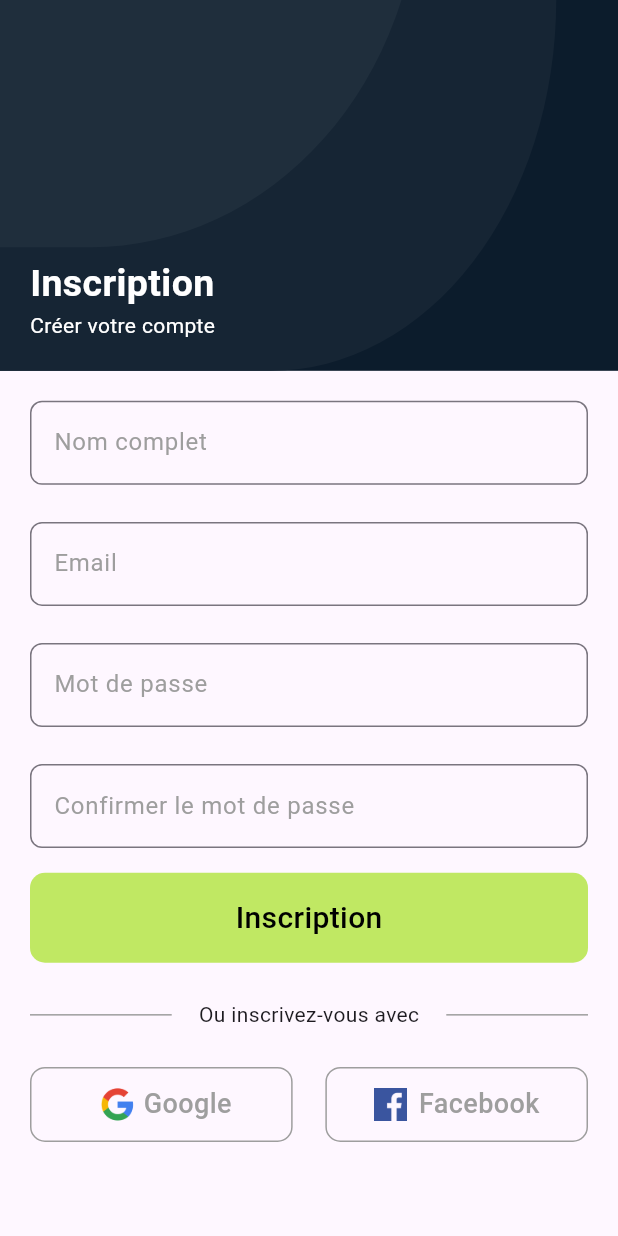
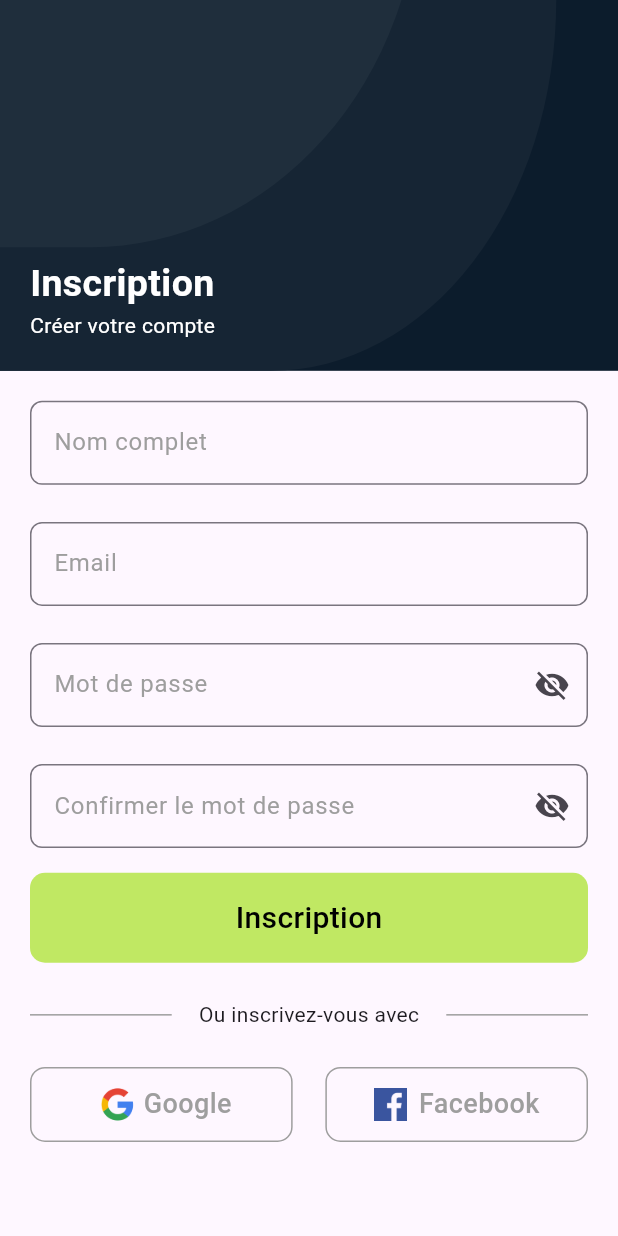
Before and after one commit to geekdjenika/maxlearn, a Flutter app: the screen it shows after launch, after a tap on "Inscription", on a phone screen of 412 x 824 dp. Run offline on Flutter 3.47's test engine with Material 2 defaults, Android fonts, the phone set to English and light mode, and no system bars.

Commit message:
Toggle password and overflowed error fix

```diff
--- a/lib/screens/login.dart
+++ b/lib/screens/login.dart
@@ -9,6 +9,7 @@ class Login extends StatefulWidget {
 }
 
 class _LoginState extends State<Login> {
+  bool showPassword = false;
   @override
   Widget build(BuildContext context) {
     return Padding(
@@ -54,18 +55,18 @@ class _LoginState extends State<Login> {
           SizedBox(
             height: MediaQuery.of(context).size.height * 0.03,
           ),
-          const TextField(
+          TextField(
             decoration: InputDecoration(
-              label: Text(
+              label: const Text(
                 "Mot de passe",
                 style: TextStyle(
                   color: Colors.grey,
                 ),
               ),
-              floatingLabelStyle: TextStyle(
+              floatingLabelStyle: const TextStyle(
                 color: Colors.grey,
               ),
-              border: OutlineInputBorder(
+              border: const OutlineInputBorder(
                 borderSide: BorderSide(
                   color: Colors.grey,
                 ),
@@ -75,7 +76,7 @@ class _LoginState extends State<Login> {
                   ),
                 ),
               ),
-              focusedBorder: OutlineInputBorder(
+              focusedBorder: const OutlineInputBorder(
                 borderSide: BorderSide(
                   color: Colors.grey,
                 ),
@@ -87,8 +88,18 @@ class _LoginState extends State<Login> {
               ),
               hintText: "unique1234",
               focusColor: Colors.grey,
+              suffixIcon: InkWell(
+                onTap: () {
+                  setState(() {
+                    showPassword = !showPassword;
+                  });
+                },
+                child: Icon(
+                  showPassword ? Icons.visibility : Icons.visibility_off,
+                ),
+              ),
             ),
-            obscureText: true,
+            obscureText: showPassword ? false : true,
             cursorColor: Colors.grey,
           ),
           SizedBox(
--- a/lib/screens/register.dart
+++ b/lib/screens/register.dart
@@ -9,6 +9,9 @@ class Register extends StatefulWidget {
 }
 
 class _RegisterState extends State<Register> {
+  bool showPassword1 = false;
+  bool showPassword2 = false;
+
   @override
   Widget build(BuildContext context) {
     return Padding(
@@ -93,18 +96,18 @@ class _RegisterState extends State<Register> {
           SizedBox(
             height: MediaQuery.of(context).size.height * 0.03,
           ),
-          const TextField(
+          TextField(
             decoration: InputDecoration(
-              label: Text(
+              label: const Text(
                 "Mot de passe",
                 style: TextStyle(
                   color: Colors.grey,
                 ),
               ),
-              floatingLabelStyle: TextStyle(
+              floatingLabelStyle: const TextStyle(
                 color: Colors.grey,
               ),
-              border: OutlineInputBorder(
+              border: const OutlineInputBorder(
                 borderSide: BorderSide(
                   color: Colors.grey,
                 ),
@@ -114,7 +117,7 @@ class _RegisterState extends State<Register> {
                   ),
                 ),
               ),
-              focusedBorder: OutlineInputBorder(
+              focusedBorder: const OutlineInputBorder(
                 borderSide: BorderSide(
                   color: Colors.grey,
                 ),
@@ -126,25 +129,35 @@ class _RegisterState extends State<Register> {
               ),
               hintText: "unique1234",
               focusColor: Colors.grey,
+              suffixIcon: InkWell(
+                onTap: () {
+                  setState(() {
+                    showPassword1 = !showPassword1;
+                  });
+                },
+                child: Icon(
+                  showPassword1 ? Icons.visibility : Icons.visibility_off,
+                ),
+              ),
             ),
-            obscureText: true,
+            obscureText: showPassword1 ? false : true,
             cursorColor: Colors.grey,
           ),
           SizedBox(
             height: MediaQuery.of(context).size.height * 0.03,
           ),
-          const TextField(
+          TextField(
             decoration: InputDecoration(
-              label: Text(
+              label: const Text(
                 "Confirmer le mot de passe",
                 style: TextStyle(
                   color: Colors.grey,
                 ),
               ),
-              floatingLabelStyle: TextStyle(
+              floatingLabelStyle: const TextStyle(
                 color: Colors.grey,
               ),
-              border: OutlineInputBorder(
+              border: const OutlineInputBorder(
                 borderSide: BorderSide(
                   color: Colors.grey,
                 ),
@@ -154,7 +167,7 @@ class _RegisterState extends State<Register> {
                   ),
                 ),
               ),
-              focusedBorder: OutlineInputBorder(
+              focusedBorder: const OutlineInputBorder(
                 borderSide: BorderSide(
                   color: Colors.grey,
                 ),
@@ -166,8 +179,18 @@ class _RegisterState extends State<Register> {
               ),
               hintText: "unique1234",
               focusColor: Colors.grey,
+              suffixIcon: InkWell(
+                onTap: () {
+                  setState(() {
+                    showPassword2 = !showPassword2;
+                  });
+                },
+                child: Icon(
+                  showPassword2 ? Icons.visibility : Icons.visibility_off,
+                ),
+              ),
             ),
-            obscureText: true,
+            obscureText: showPassword2 ? false : true,
             cursorColor: Colors.grey,
           ),
           SizedBox(
--- a/lib/service/auth.dart
+++ b/lib/service/auth.dart
@@ -17,6 +17,7 @@ class _AuthenticationState extends State<Authentication> {
   @override
   Widget build(BuildContext context) {
     return Scaffold(
+      resizeToAvoidBottomInset: false,
       body: Column(
         children: [
           MyAppBar(
```
